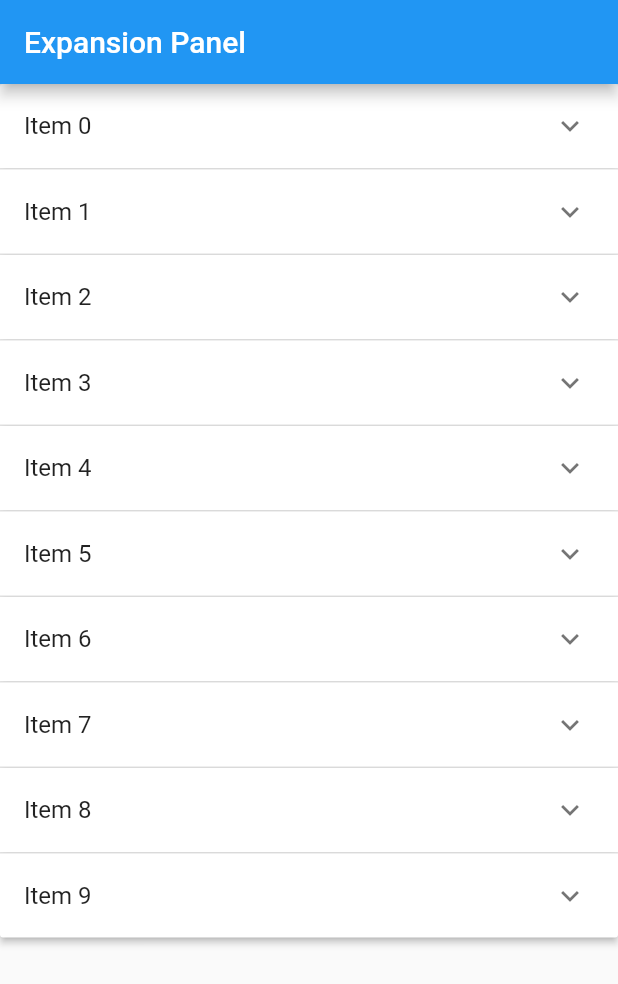
After one commit to EmmanuelHm/basic_components_flutter, a Flutter app: the screen it shows after launch, on a phone screen of 412 x 824 dp. The commit adds this screen. Shown: the top 984 px of the screen. Run offline on Flutter 3.47's test engine with Material 2 defaults, Android fonts, the light colour scheme and no system bars.

Commit message:
Utilizando el widget 'ExpansionPanel' en flutter

```diff
--- /dev/null
+++ b/lib/AdvancedWidgets/06.ExpansionPanel/ExpansionPanelWidget.dart
@@ -0,0 +1,78 @@
+import 'package:flutter/material.dart';
+
+class ExpansionPanelWidget extends StatefulWidget {
+  ExpansionPanelWidget({Key? key}) : super(key: key);
+
+  @override
+  _ExpansionPanelWidgetState createState() => _ExpansionPanelWidgetState();
+}
+
+class _ExpansionPanelWidgetState extends State<ExpansionPanelWidget> {
+  List<Item> _listaDeItems = generateItemsList(10);
+
+  @override
+  Widget build(BuildContext context) {
+    // Scroll que contiene un ExpansionPanel
+    return Scaffold(
+      appBar: AppBar(
+        title: Text('Expansion Panel'),
+      ),
+      body: SingleChildScrollView(
+        child: Container(
+          child: _myWidgetExpansionPanel(),
+        ),
+      ),
+    );
+  }
+
+  // Widget del ExpansionPanel
+  Widget _myWidgetExpansionPanel() {
+    return ExpansionPanelList(
+      expansionCallback: (int index, bool isExpanded) {
+        setState(() {
+          _listaDeItems[index].isExpanded = !isExpanded;
+        });
+      },
+      children: _listaDeItems.map<ExpansionPanel>((Item item) {
+        return ExpansionPanel(
+          headerBuilder: (BuildContext context, bool isExpanded) {
+            return ListTile(
+              title: Text('${item.title}'),
+            );
+          },
+          body: ListTile(
+            title: Text('${item.contentExpandedTitle}'),
+            subtitle: Text('Borramos el item de la lista'),
+            trailing: Icon(Icons.delete),
+            onTap: () {
+              setState(() {
+                _listaDeItems.removeWhere((currentItem) => item == currentItem);
+              });
+            },
+          ),
+          isExpanded: item.isExpanded!,
+        );
+      }).toList(),
+    );
+  }
+}
+
+// Info del ExpansionPanel
+// Item (Modelo)
+class Item {
+  String? contentExpandedTitle;
+  String? title;
+  bool? isExpanded;
+  // constructor
+  Item({this.contentExpandedTitle, this.title, this.isExpanded = false});
+}
+
+// Generador del Item (Datos dinamicos)
+List<Item> generateItemsList(int sizeOfList) {
+  return List.generate(sizeOfList, (int index) {
+    return Item(
+        contentExpandedTitle: 'Contenido de nuestro item $index',
+        title: 'Item $index',
+        isExpanded: false);
+  });
+}
--- a/lib/main.dart
+++ b/lib/main.dart
@@ -1,5 +1,5 @@
 import 'package:flutter/material.dart';
-import 'package:basic_components_flutter/AdvancedWidgets/05.FechaHora/FechaHora.dart';
+import 'package:basic_components_flutter/AdvancedWidgets/06.ExpansionPanel/ExpansionPanelWidget.dart';
 
 void main() => runApp(MyApp());
 
@@ -15,9 +15,9 @@ class MyApp extends StatelessWidget {
       // home: BackData(),
 
       // Sistema de Rutas
-      initialRoute: 'fechahora',
+      initialRoute: 'expansion',
       routes: {
-        'fechahora': (context) => FechaHora(),
+        'expansion': (context) => ExpansionPanelWidget(),
       },
     );
   }
```
Also changed, not shown: lib/AdvancedWidgets/06.ExpansionPanel/ExpansionPanel1.png (added).
